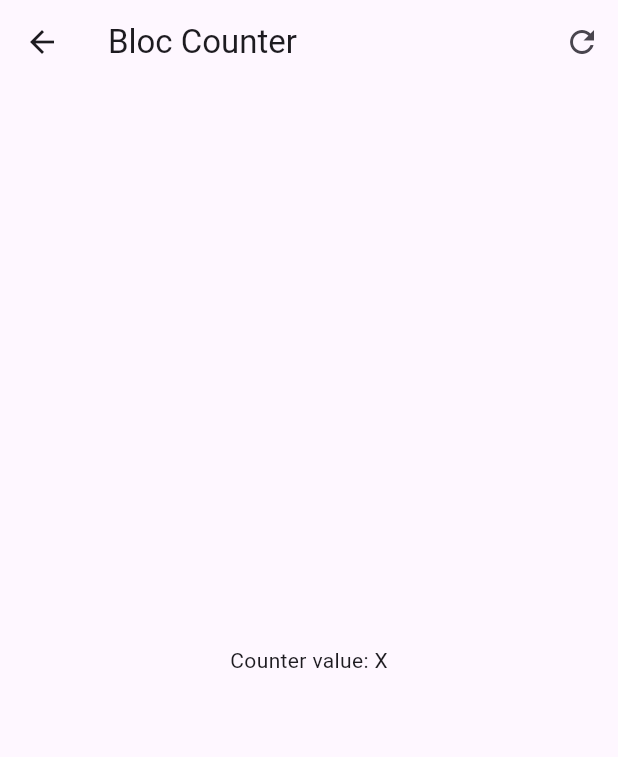
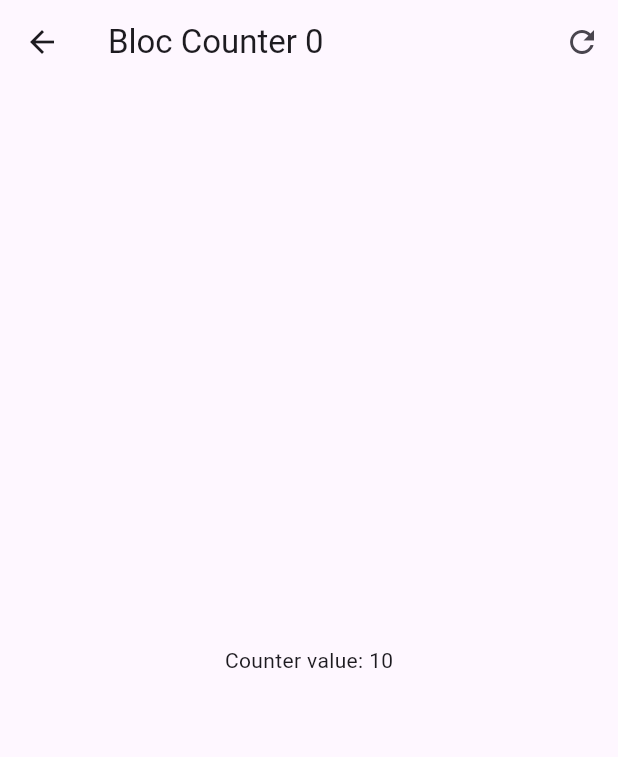
Before and after one commit to Sloot04/forms_app, a Flutter app: the screen it shows after launch, after a tap on "BLoC", on a phone screen of 412 x 824 dp. Shown: the top 757 px of the screen. Run offline on Flutter 3.47's test engine with Material 2 defaults, Android fonts, the phone set to English and light mode, and no system bars; our stand-ins replace equatable, flutter_bloc, go_router.

Commit message:
Counter BLoC

```diff
--- a/lib/presentation/blocs/counter_bloc/counter_bloc.dart
+++ b/lib/presentation/blocs/counter_bloc/counter_bloc.dart
@@ -7,6 +7,7 @@ part 'counter_state.dart';
 class CounterBloc extends Bloc<CounterEvent, CounterState> {
   CounterBloc() : super(const CounterState()) {
     on<CounterIncreased>(_onCounterIncreased);
+    on<CounterReset>(_onCounterReset);
   }
 
   void _onCounterIncreased(CounterIncreased event, Emitter<CounterState> emit) {
@@ -14,4 +15,8 @@ class CounterBloc extends Bloc<CounterEvent, CounterState> {
         counter: state.counter + event.value,
         transactionCount: state.transactionCount + 1));
   }
+
+  void _onCounterReset(CounterReset event, Emitter<CounterState> emit) {
+    emit(state.copyWith(counter: 0));
+  }
 }
--- a/lib/presentation/blocs/counter_bloc/counter_event.dart
+++ b/lib/presentation/blocs/counter_bloc/counter_event.dart
@@ -9,3 +9,5 @@ class CounterIncreased extends CounterEvent {
 
   const CounterIncreased(this.value);
 }
+
+class CounterReset extends CounterEvent {}
--- a/lib/presentation/screens/bloc_counter_screen.dart
+++ b/lib/presentation/screens/bloc_counter_screen.dart
@@ -1,42 +1,63 @@
 import 'package:flutter/material.dart';
+import 'package:flutter_bloc/flutter_bloc.dart';
+import 'package:forms_app/presentation/blocs/counter_bloc/counter_bloc.dart';
 
 class BlocCounterScreen extends StatelessWidget {
   const BlocCounterScreen({super.key});
 
   @override
   Widget build(BuildContext context) {
+    return BlocProvider(
+      create: (_) => CounterBloc(),
+      child: const BlocCounterView(),
+    );
+  }
+}
+
+class BlocCounterView extends StatelessWidget {
+  const BlocCounterView({super.key});
+
+  void increaseCounterBy(BuildContext context, [int value = 1]) {
+    context.read<CounterBloc>().add(CounterIncreased(value));
+  }
+
+  @override
+  Widget build(BuildContext context) {
     return Scaffold(
       appBar: AppBar(
-        title: const Text('Bloc Counter'),
+        title: context.select((CounterBloc counterBloc) =>
+            Text('Bloc Counter ${counterBloc.state.transactionCount}')),
         actions: [
           IconButton(
-            onPressed: () {},
+            onPressed: () => context.read<CounterBloc>().add(CounterReset()),
             icon: const Icon(Icons.refresh_outlined),
           ),
         ],
       ),
-      body: const Center(
-        child: Text('Counter value: X'),
-      ),
+      body: Center(
+          child: context.select(
+        (CounterBloc counterBloc) =>
+            Text('Counter value: ${counterBloc.state.counter}'),
+      )),
       floatingActionButton: Column(
         mainAxisAlignment: MainAxisAlignment.end,
         children: [
           FloatingActionButton(
             heroTag: '1',
             child: const Text('+3'),
-            onPressed: () {},
+            onPressed: () => increaseCounterBy(context, 3),
           ),
           const SizedBox(height: 15),
           FloatingActionButton(
             heroTag: '2',
             child: const Text('+2'),
-            onPressed: () {},
+            onPressed: () => increaseCounterBy(context, 2),
           ),
           const SizedBox(height: 15),
           FloatingActionButton(
             heroTag: '3',
             child: const Text('+1'),
-            onPressed: () {},
+            onPressed: () => increaseCounterBy(context),
           ),
         ],
       ),
```
